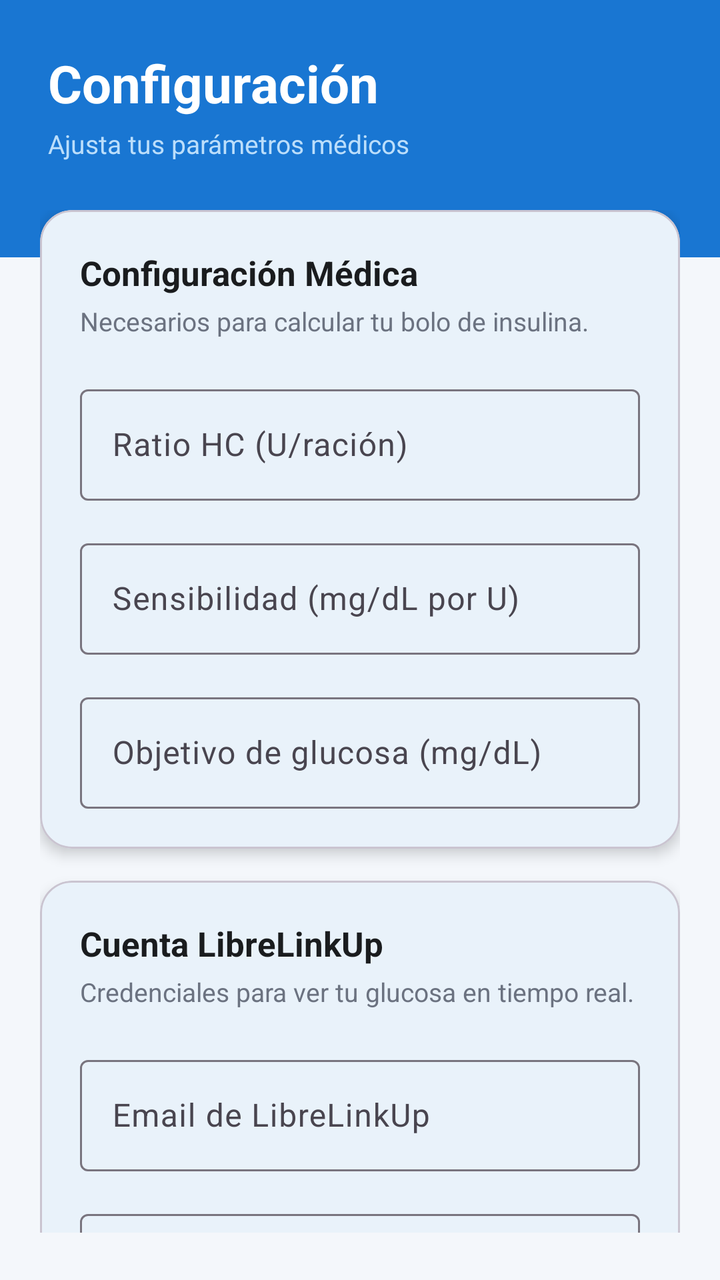
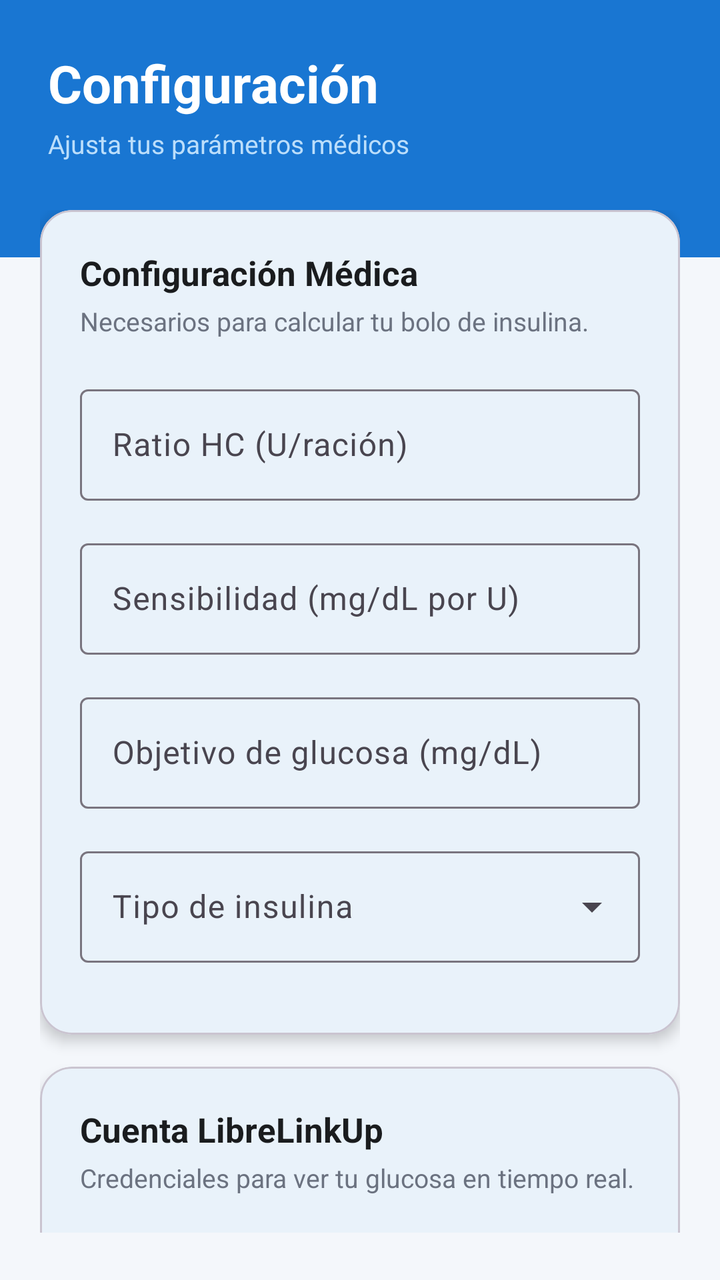

Two renders of the same Android screen: before a commit and after it. Below are the layout's source before the change and the commit's diff.
<!-- AndroidManifest.xml: application theme Theme.TFGDIABETESAPP -->
<!-- res/layout/fragment_settings.xml -->
<?xml version="1.0" encoding="utf-8"?>
<LinearLayout xmlns:android="http://schemas.android.com/apk/res/android"
    xmlns:app="http://schemas.android.com/apk/res-auto"
    xmlns:tools="http://schemas.android.com/tools"
    android:layout_width="match_parent"
    android:layout_height="match_parent"
    android:orientation="vertical"
    android:background="@color/color_background"
    tools:context=".fragments.SettingsFragment">

    
    <LinearLayout
        android:layout_width="match_parent"
        android:layout_height="wrap_content"
        android:background="@color/color_primary"
        android:paddingHorizontal="24dp"
        android:paddingTop="24dp"
        android:paddingBottom="48dp"
        android:orientation="vertical">

        <TextView
            android:layout_width="wrap_content"
            android:layout_height="wrap_content"
            android:text="Configuración"
            android:textSize="26sp"
            android:textStyle="bold"
            android:textColor="#FFFFFF" />

        <TextView
            android:layout_width="wrap_content"
            android:layout_height="wrap_content"
            android:text="Ajusta tus parámetros médicos"
            android:textSize="13sp"
            android:textColor="#BBDEFB"
            android:layout_marginTop="4dp" />
    </LinearLayout>

    
    <androidx.core.widget.NestedScrollView
        android:layout_width="match_parent"
        android:layout_height="0dp"
        android:layout_weight="1"
        android:layout_marginTop="-24dp">

        <LinearLayout
            android:layout_width="match_parent"
            android:layout_height="wrap_content"
            android:orientation="vertical"
            android:paddingHorizontal="20dp"
            android:paddingBottom="32dp">

            
            <com.google.android.material.card.MaterialCardView
                android:layout_width="match_parent"
                android:layout_height="wrap_content"
                app:cardCornerRadius="16dp"
                app:cardElevation="4dp"
                app:cardBackgroundColor="@color/color_surface"
                android:layout_marginBottom="16dp">

                <LinearLayout
                    android:layout_width="match_parent"
                    android:layout_height="wrap_content"
                    android:orientation="vertical"
                    android:padding="20dp">

                    <TextView
                        android:layout_width="wrap_content"
                        android:layout_height="wrap_content"
                        android:text="Configuración Médica"
                        android:textSize="17sp"
                        android:textStyle="bold"
                        android:textColor="@color/color_text_primary"
                        android:layout_marginBottom="4dp" />

                    <TextView
                        android:layout_width="match_parent"
                        android:layout_height="wrap_content"
                        android:text="Necesarios para calcular tu bolo de insulina."
                        android:textSize="13sp"
                        android:textColor="@color/color_text_secondary"
                        android:layout_marginBottom="20dp" />

                    <com.google.android.material.textfield.TextInputLayout
                        style="@style/Widget.Material3.TextInputLayout.OutlinedBox"
                        android:layout_width="match_parent"
                        android:layout_height="wrap_content"
                        android:hint="Ratio HC (U/ración)"
                        android:layout_marginBottom="16dp">

                        <com.google.android.material.textfield.TextInputEditText
                            android:id="@+id/etFactorHC"
                            android:layout_width="match_parent"
                            android:layout_height="wrap_content"
                            android:inputType="numberDecimal" />
                    </com.google.android.material.textfield.TextInputLayout>

                    <com.google.android.material.textfield.TextInputLayout
                        style="@style/Widget.Material3.TextInputLayout.OutlinedBox"
                        android:layout_width="match_parent"
                        android:layout_height="wrap_content"
                        android:hint="Sensibilidad (mg/dL por U)"
                        android:layout_marginBottom="16dp">

                        <com.google.android.material.textfield.TextInputEditText
                            android:id="@+id/etSensibilidad"
                            android:layout_width="match_parent"
                            android:layout_height="wrap_content"
                            android:inputType="numberDecimal" />
                    </com.google.android.material.textfield.TextInputLayout>

                    <com.google.android.material.textfield.TextInputLayout
                        style="@style/Widget.Material3.TextInputLayout.OutlinedBox"
                        android:layout_width="match_parent"
                        android:layout_height="wrap_content"
                        android:hint="Objetivo de glucosa (mg/dL)">

                        <com.google.android.material.textfield.TextInputEditText
                            android:id="@+id/etObjetivo"
                            android:layout_width="match_parent"
                            android:layout_height="wrap_content"
                            android:inputType="numberDecimal" />
                    </com.google.android.material.textfield.TextInputLayout>

                </LinearLayout>
            </com.google.android.material.card.MaterialCardView>

            
            <com.google.android.material.card.MaterialCardView
                android:layout_width="match_parent"
                android:layout_height="wrap_content"
                app:cardCornerRadius="16dp"
                app:cardElevation="4dp"
                app:cardBackgroundColor="@color/color_surface"
                android:layout_marginBottom="20dp">

                <LinearLayout
                    android:layout_width="match_parent"
                    android:layout_height="wrap_content"
                    android:orientation="vertical"
                    android:padding="20dp">

                    <TextView
                        android:layout_width="wrap_content"
                        android:layout_height="wrap_content"
                        android:text="Cuenta LibreLinkUp"
                        android:textSize="17sp"
                        android:textStyle="bold"
                        android:textColor="@color/color_text_primary"
                        android:layout_marginBottom="4dp" />

                    <TextView
                        android:layout_width="match_parent"
                        android:layout_height="wrap_content"
                        android:text="Credenciales para ver tu glucosa en tiempo real."
                        android:textSize="13sp"
                        android:textColor="@color/color_text_secondary"
                        android:layout_marginBottom="20dp" />

                    <com.google.android.material.textfield.TextInputLayout
                        style="@style/Widget.Material3.TextInputLayout.OutlinedBox"
                        android:layout_width="match_parent"
                        android:layout_height="wrap_content"
                        android:hint="Email de LibreLinkUp"
                        android:layout_marginBottom="16dp">

                        <com.google.android.material.textfield.TextInputEditText
                            android:id="@+id/etLibreEmail"
                            android:layout_width="match_parent"
                            android:layout_height="wrap_content"
                            android:inputType="textEmailAddress" />
                    </com.google.android.material.textfield.TextInputLayout>

                    <com.google.android.material.textfield.TextInputLayout
                        style="@style/Widget.Material3.TextInputLayout.OutlinedBox"
                        android:layout_width="match_parent"
                        android:layout_height="wrap_content"
                        android:hint="Contraseña de LibreLinkUp"
                        app:endIconMode="password_toggle">

                        <com.google.android.material.textfield.TextInputEditText
                            android:id="@+id/etLibrePassword"
                            android:layout_width="match_parent"
                            android:layout_height="wrap_content"
                            android:inputType="textPassword" />
                    </com.google.android.material.textfield.TextInputLayout>

                </LinearLayout>
            </com.google.android.material.card.MaterialCardView>

            
            <com.google.android.material.button.MaterialButton
                android:id="@+id/btnSaveSettings"
                android:layout_width="match_parent"
                android:layout_height="52dp"
                android:text="Guardar Configuración"
                android:textSize="16sp"
                app:cornerRadius="10dp" />

        </LinearLayout>
    </androidx.core.widget.NestedScrollView>

</LinearLayout>
<!-- resources referenced by this layout -->
<resources>
  <color name="color_background">#F4F7FB</color>
  <color name="color_primary">#1976D2</color>
  <color name="color_surface">#FFFFFF</color>
  <color name="color_text_primary">#1A1C1E</color>
  <color name="color_text_secondary">#6B7280</color>
  <style name="Theme.TFGDIABETESAPP" parent="Base.Theme.TFGDIABETESAPP" />
  <style name="Base.Theme.TFGDIABETESAPP" parent="Theme.Material3.Light.NoActionBar">
          <item name="colorPrimary">@color/color_primary</item>
          <item name="colorOnPrimary">@color/color_on_primary</item>
          <item name="colorPrimaryContainer">@color/color_primary_light</item>
          <item name="colorOnPrimaryContainer">@color/color_primary_dark</item>
          <item name="colorSecondary">@color/color_secondary</item>
          <item name="colorOnSecondary">@color/color_on_secondary</item>
          <item name="android:colorBackground">@color/color_background</item>
          <item name="colorSurface">@color/color_surface</item>
          <item name="colorError">@color/color_error</item>
          <item name="android:windowBackground">@color/color_background</item>
      </style>
  <color name="color_on_primary">#FFFFFF</color>
  <color name="color_primary_light">#DBEAFE</color>
  <color name="color_primary_dark">#1565C0</color>
  <color name="color_secondary">#0288D1</color>
  <color name="color_on_secondary">#FFFFFF</color>
  <color name="color_error">#EF5350</color>
</resources>

<!-- the commit's change to res/layout/fragment_settings.xml (unified diff, before → after) -->
@@ -113,10 +113,41 @@
                         style="@style/Widget.Material3.TextInputLayout.OutlinedBox"
                         android:layout_width="match_parent"
                         android:layout_height="wrap_content"
-                        android:hint="Objetivo de glucosa (mg/dL)">
+                        android:hint="Objetivo de glucosa (mg/dL)"
+                        android:layout_marginBottom="16dp">
 
                         <com.google.android.material.textfield.TextInputEditText
                             android:id="@+id/etObjetivo"
+                            android:layout_width="match_parent"
+                            android:layout_height="wrap_content"
+                            android:inputType="numberDecimal" />
+                    </com.google.android.material.textfield.TextInputLayout>
+
+                    <com.google.android.material.textfield.TextInputLayout
+                        android:id="@+id/tilInsulina"
+                        style="@style/Widget.Material3.TextInputLayout.OutlinedBox.ExposedDropdownMenu"
+                        android:layout_width="match_parent"
+                        android:layout_height="wrap_content"
+                        android:hint="Tipo de insulina"
+                        android:layout_marginBottom="16dp">
+
+                        <AutoCompleteTextView
+                            android:id="@+id/actvInsulina"
+                            android:layout_width="match_parent"
+                            android:layout_height="wrap_content"
+                            android:inputType="none" />
+                    </com.google.android.material.textfield.TextInputLayout>
+
+                    <com.google.android.material.textfield.TextInputLayout
+                        android:id="@+id/tilDiaPersonalizado"
+                        style="@style/Widget.Material3.TextInputLayout.OutlinedBox"
+                        android:layout_width="match_parent"
+                        android:layout_height="wrap_content"
+                        android:hint="Duración de la insulina (horas)"
+                        android:visibility="gone">
+
+                        <com.google.android.material.textfield.TextInputEditText
+                            android:id="@+id/etDiaPersonalizado"
                             android:layout_width="match_parent"
                             android:layout_height="wrap_content"
                             android:inputType="numberDecimal" />
